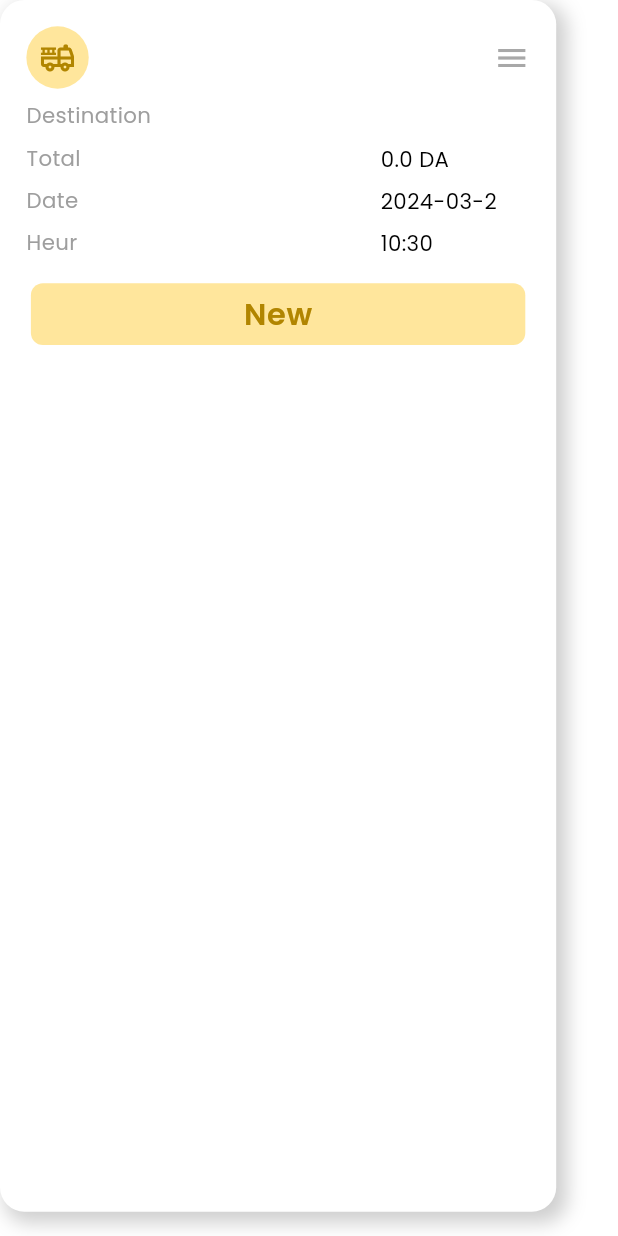
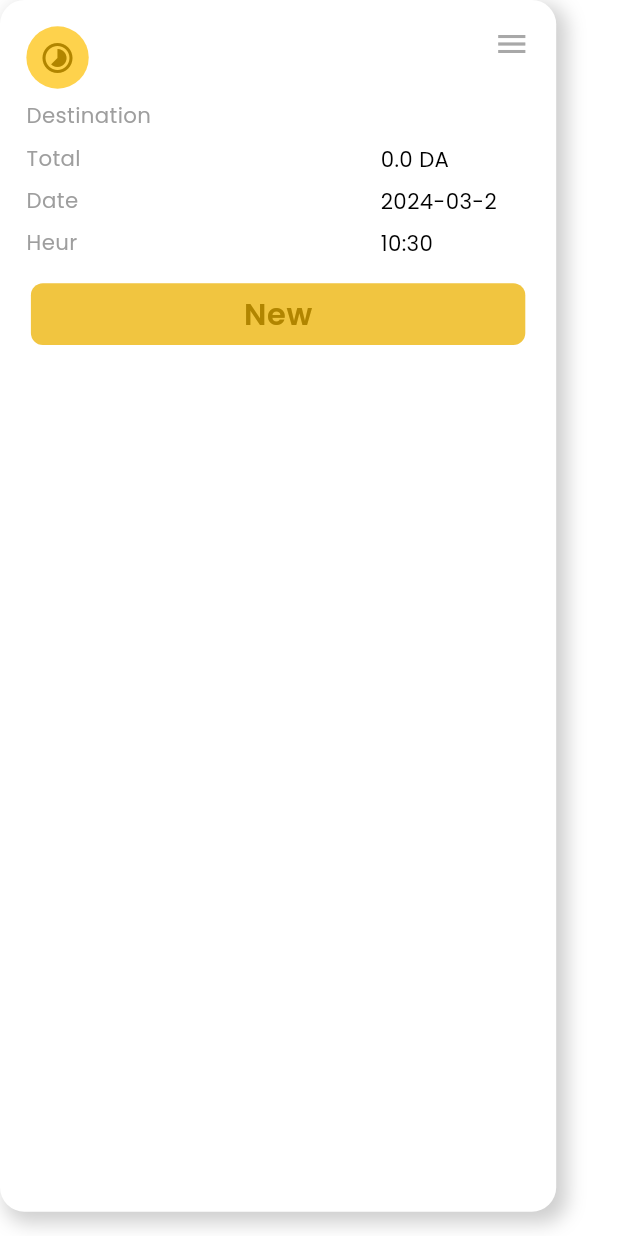
Before and after one commit to azzouzin/optischop, a Flutter app: the CommandeCard widget shown alone on an empty page, opened directly with empty values, on a phone screen of 412 x 824 dp. Run offline on Flutter 3.47's test engine with Material 3 defaults, Android fonts, the phone set to English and light mode, and no system bars; our stand-ins replace carousel_slider, cloud_firestore, dio, firebase_auth, firebase_core, firebase_storage and 11 more; missing offline and left inert: ticket_widget; accounts and stored records are empty; generated files the repository leaves out were written again; project files that could hold a hidden picture were left out.

Commit message:
Add Command

```diff
--- a/lib/app/components/product_item.dart
+++ b/lib/app/components/product_item.dart
@@ -87,10 +87,7 @@ class ProductItem extends StatelessWidget {
                     ),
               ),
               //Spacer(),
-              Column(
-                children: [
-                  Text(product.category ?? "",
-                          style: theme.textTheme.bodyMedium)
+              Text(product.type ?? "", style: theme.textTheme.bodyMedium)
                   .animate()
                   .fade()
                   .slideY(
@@ -98,6 +95,15 @@ class ProductItem extends StatelessWidget {
                     begin: 1,
                     curve: Curves.easeInSine,
                   ),
+            ],
+          ),
+          5.verticalSpace,
+          Row(
+            mainAxisAlignment: MainAxisAlignment.spaceBetween,
+            children: [
+              product.promoPrice != null
+                  ? promoPrice(theme)
+                  : normalPrice(theme),
               Text(product.unit ?? "", style: theme.textTheme.bodyMedium)
                   .animate()
                   .fade()
@@ -108,10 +114,6 @@ class ProductItem extends StatelessWidget {
                   ),
             ],
           ),
-            ],
-          ),
-          5.verticalSpace,
-          product.promoPrice != null ? promoPrice(theme) : normalPrice(theme),
         ],
       ),
     );
--- a/lib/app/data/models/command_model.dart
+++ b/lib/app/data/models/command_model.dart
@@ -78,10 +78,10 @@ class CommandModel {
         return "Validated";
       case Status.Shipped:
         return "Shipped";
-      case Status.Shipped:
+      case Status.Deliverd:
         return "Deliverd";
-      case Status.Shipped:
-        return "Shipped";
+      case Status.Canceled:
+        return "Canceled";
       default:
         return "New";
     }
--- a/lib/app/modules/commandeView/commandeview_view.dart
+++ b/lib/app/modules/commandeView/commandeview_view.dart
@@ -8,6 +8,7 @@ import 'package:getx_skeleton/app/modules/home/controllers/home_controller.dart'
 
 import '../../components/screen_title.dart';
 import 'commandeview_controller.dart';
+import 'widget/commande_card.dart';
 
 class CommandeView extends StatelessWidget {
   CommandeView({super.key});
@@ -40,172 +41,6 @@ class CommandeView extends StatelessWidget {
             )));
   }
 }
-
-class CommandeCard extends StatelessWidget {
-  CommandModel commandModel;
-  HomeController homeController = Get.put(HomeController());
-  CommandeCard({
-    Key? key,
-    required this.commandModel,
-  }) : super(key: key);
-
-  String getTitle() {
-    String title = "";
-    for (var element in commandModel.products) {
-      title =
-          "$title ${homeController.products.where((e) => element.id == e.id).isEmpty ? 'Empty' : homeController.products.where((e) => element.id == e.id).first.name!}";
-    }
-    return title;
-  }
-
-  @override
-  Widget build(BuildContext context) {
-    return Container(
-      margin: EdgeInsets.only(bottom: 16.h),
-      padding: EdgeInsets.all(16.w),
-      decoration: BoxDecoration(
-        color: Colors.white,
-        borderRadius: BorderRadius.circular(16.r),
-        boxShadow: [
-          BoxShadow(
-            color: Colors.grey.withOpacity(0.5),
-            offset: const Offset(5.0, 5.0),
-            blurRadius: 10.0,
-            spreadRadius: 2.0,
-            // Optional: controls how much the shadow spreads
-          ),
-        ],
-      ),
-      width: Get.width * 0.9,
-      child: Column(
-        children: [
-          Row(
-            children: [
-              Container(
-                  padding: EdgeInsets.all(8.w),
-                  decoration: BoxDecoration(
-                    shape: BoxShape.circle,
-                    color: Colors.amber.withOpacity(0.4),
-                  ),
-                  child: const Icon(
-                    Icons.fire_truck_outlined,
-                    color: const Color.fromARGB(255, 177, 133, 0),
-                  )),
-              20.horizontalSpace,
-              Expanded(
-                child: Text(
-                  getTitle(),
-                  softWrap: true,
-                  style: Get.textTheme.bodyMedium!
-                      .copyWith(fontWeight: FontWeight.bold),
-                ),
-              ),
-              const Spacer(),
-              const Icon(Icons.menu_sharp),
-            ],
-          ),
-          8.verticalSpace,
-          ticketDetailsWidget(
-            "Destination",
-            commandModel.deliveryAddress ?? "",
-            "Total",
-            "${commandModel.prixTotal}" + " DA",
-            "Date",
-            commandModel.dateTime.toString().substring(0, 9),
-            "Heur",
-            commandModel.dateTime.toString().substring(11, 16),
-          ),
-          16.verticalSpace,
-          Container(
-            width: Get.width * 0.8,
-            height: Get.height * 0.05,
-            decoration: BoxDecoration(
-              color: Colors.amber.withOpacity(0.4),
-              borderRadius: BorderRadius.circular(8),
-            ),
-            child: Center(
-              child: Text(
-                commandModel.getStatus(),
-                style: Get.textTheme.bodyLarge!.copyWith(
-                  color: const Color.fromARGB(255, 177, 133, 0),
-                ),
-              ),
-            ),
-          ),
-        ],
-      ),
-    );
-  }
-
-  Widget ticketDetailsWidget(
-    String firstTitle,
-    String firstDesc,
-    String secondTitle,
-    String secondDesc,
-    String thirdTitle,
-    String thirdDesc,
-    String fourthTitle,
-    String fourthDesc,
-  ) {
-    return Padding(
-      padding: EdgeInsets.only(right: 20.w),
-      child: Row(
-        mainAxisAlignment: MainAxisAlignment.spaceBetween,
-        crossAxisAlignment: CrossAxisAlignment.start,
-        children: [
-          Column(
-            crossAxisAlignment: CrossAxisAlignment.start,
-            children: [
-              Text(
-                firstTitle,
-                style: const TextStyle(color: Colors.grey),
-              ),
-              8.verticalSpace,
-              Text(
-                secondTitle,
-                style: const TextStyle(color: Colors.grey),
-              ),
-              8.verticalSpace,
-              Text(
-                thirdTitle,
-                style: const TextStyle(color: Colors.grey),
-              ),
-              8.verticalSpace,
-              Text(
-                fourthTitle,
-                style: const TextStyle(color: Colors.grey),
-              )
-            ],
-          ),
-          Column(
-            crossAxisAlignment: CrossAxisAlignment.start,
-            children: <Widget>[
-              Text(
-                firstDesc,
-                style: const TextStyle(color: Colors.black),
-              ),
-              8.verticalSpace,
-              Text(
-                secondDesc,
-                style: const TextStyle(color: Colors.black),
-              ),
-              8.verticalSpace,
-              Text(
-                thirdDesc,
-                style: const TextStyle(color: Colors.black),
-              ),
-              8.verticalSpace,
-              Text(
-                fourthDesc,
-                style: const TextStyle(color: Colors.black),
-              )
-            ],
-          ),
-        ],
-      ),
-    );
-  }
-}
 /*  ...commandeViewController.commandesList
                 .map((e) => Text(e.status))
                 .toList()*/
--- /dev/null
+++ b/lib/app/modules/commandeView/widget/commande_card.dart
@@ -0,0 +1,214 @@
+import 'package:flutter/material.dart';
+import 'package:flutter_screenutil/flutter_screenutil.dart';
+import 'package:get/get.dart';
+import 'package:tinycolor2/tinycolor2.dart';
+
+import '../../../data/models/command_model.dart';
+import '../../home/controllers/home_controller.dart';
+
+class CommandeCard extends StatelessWidget {
+  CommandModel commandModel;
+  HomeController homeController = Get.put(HomeController());
+  CommandeCard({
+    Key? key,
+    required this.commandModel,
+  }) : super(key: key);
+
+  String getTitle() {
+    String title = "";
+    for (var element in commandModel.products) {
+      title =
+          "$title ${homeController.products.where((e) => element.id == e.id).isEmpty ? 'Empty' : homeController.products.where((e) => element.id == e.id).first.name!}";
+    }
+    return title;
+  }
+
+  @override
+  Widget build(BuildContext context) {
+    // commandModel.status = Status.Deliverd;
+    return Container(
+      margin: EdgeInsets.only(bottom: 16.h),
+      padding: EdgeInsets.all(16.w),
+      decoration: BoxDecoration(
+        color: Colors.white,
+        borderRadius: BorderRadius.circular(16.r),
+        boxShadow: [
+          BoxShadow(
+            color: Colors.grey.withOpacity(0.5),
+            offset: const Offset(5.0, 5.0),
+            blurRadius: 10.0,
+            spreadRadius: 2.0,
+            // Optional: controls how much the shadow spreads
+          ),
+        ],
+      ),
+      width: Get.width * 0.9,
+      child: Column(
+        children: [
+          Row(
+            crossAxisAlignment: CrossAxisAlignment.start,
+            children: [
+              getIcon(commandModel.status),
+              20.horizontalSpace,
+              Expanded(
+                child: Text(
+                  getTitle(),
+                  softWrap: true,
+                  style: Get.textTheme.bodyMedium!
+                      .copyWith(fontWeight: FontWeight.bold),
+                ),
+              ),
+              const Spacer(),
+              const Icon(Icons.menu_sharp),
+            ],
+          ),
+          8.verticalSpace,
+          ticketDetailsWidget(
+            "Destination",
+            commandModel.deliveryAddress ?? "",
+            "Total",
+            "${commandModel.prixTotal}" + " DA",
+            "Date",
+            commandModel.dateTime.toString().substring(0, 9),
+            "Heur",
+            commandModel.dateTime.toString().substring(11, 16),
+          ),
+          16.verticalSpace,
+          Container(
+            width: Get.width * 0.8,
+            height: Get.height * 0.05,
+            decoration: BoxDecoration(
+              color: TinyColor.fromColor(getColor(commandModel.status))
+                  .brighten(25)
+                  .color,
+              borderRadius: BorderRadius.circular(8),
+            ),
+            child: Center(
+              child: Text(
+                commandModel.getStatus(),
+                style: Get.textTheme.bodyLarge!.copyWith(
+                  color: getColor(commandModel.status),
+                ),
+              ),
+            ),
+          ),
+        ],
+      ),
+    );
+  }
+
+  Widget getIcon(Status status) {
+    return Container(
+      padding: EdgeInsets.all(8.w),
+      decoration: BoxDecoration(
+        shape: BoxShape.circle,
+        color: TinyColor(getColor(status)).brighten(30).color,
+      ),
+      child: Icon(
+        getIconData(status),
+        color: getColor(status),
+      ),
+    );
+  }
+
+  Color getColor(Status status) {
+    switch (status) {
+      case Status.New:
+        return Color.fromARGB(255, 177, 133, 0);
+      case Status.Validated:
+        return Colors.blue;
+      case Status.Shipped:
+        return Color.fromARGB(255, 192, 86, 15);
+      case Status.Deliverd:
+        return Colors.green;
+
+      default:
+        return Color.fromARGB(255, 177, 133, 0);
+    }
+  }
+
+  IconData getIconData(Status status) {
+    switch (status) {
+      case Status.New:
+        return Icons.timelapse;
+      case Status.Validated:
+        return Icons.done;
+      case Status.Shipped:
+        return Icons.fire_truck_outlined;
+      case Status.Deliverd:
+        return Icons.done_all_outlined;
+
+      default:
+        return Icons.timelapse;
+    }
+  }
+
+  Widget ticketDetailsWidget(
+    String firstTitle,
+    String firstDesc,
+    String secondTitle,
+    String secondDesc,
+    String thirdTitle,
+    String thirdDesc,
+    String fourthTitle,
+    String fourthDesc,
+  ) {
+    return Padding(
+      padding: EdgeInsets.only(right: 20.w),
+      child: Row(
+        mainAxisAlignment: MainAxisAlignment.spaceBetween,
+        crossAxisAlignment: CrossAxisAlignment.start,
+        children: [
+          Column(
+            crossAxisAlignment: CrossAxisAlignment.start,
+            children: [
+              Text(
+                firstTitle,
+                style: const TextStyle(color: Colors.grey),
+              ),
+              8.verticalSpace,
+              Text(
+                secondTitle,
+                style: const TextStyle(color: Colors.grey),
+              ),
+              8.verticalSpace,
+              Text(
+                thirdTitle,
+                style: const TextStyle(color: Colors.grey),
+              ),
+              8.verticalSpace,
+              Text(
+                fourthTitle,
+                style: const TextStyle(color: Colors.grey),
+              )
+            ],
+          ),
+          Column(
+            crossAxisAlignment: CrossAxisAlignment.start,
+            children: <Widget>[
+              Text(
+                firstDesc,
+                style: const TextStyle(color: Colors.black),
+              ),
+              8.verticalSpace,
+              Text(
+                secondDesc,
+                style: const TextStyle(color: Colors.black),
+              ),
+              8.verticalSpace,
+              Text(
+                thirdDesc,
+                style: const TextStyle(color: Colors.black),
+              ),
+              8.verticalSpace,
+              Text(
+                fourthDesc,
+                style: const TextStyle(color: Colors.black),
+              )
+            ],
+          ),
+        ],
+      ),
+    );
+  }
+}
--- a/lib/app/modules/home/controllers/home_controller.dart
+++ b/lib/app/modules/home/controllers/home_controller.dart
@@ -20,22 +20,15 @@ class HomeController extends GetxController {
     super.onInit();
   }
 
+  late ProductModel product;
   void getProducts() async {
     //products = DummyHelper.products;
-    var productsData =
+    final productsData =
         await _fireStorDB.getListDocuments(Constants.productsCollection, null);
     for (var element in productsData) {
-      var product = ProductModel.fromMap(element);
-      product.category = _splashController.categoriesList.where((element) {
-        // print("${element.id}" "===" "${product.category}");
-        return element.id == product.category;
-      }).isEmpty
-          ? "No Category"
-          : _splashController.categoriesList
-              .where((element) => element.id == product.category)
-              .first
-              .name;
-      print(product.category);
+      product = ProductModel.fromMap(element);
+      parseData();
+
       products.add(product);
     }
     isLoading = false;
@@ -46,4 +39,35 @@ class HomeController extends GetxController {
     selctedCategory = categoryModel;
     update();
   }
+
+  void parseData() {
+    product.category = _splashController.categoriesList.where((element) {
+      // print("${element.id}" "===" "${product.category}");
+      return element.id == product.category;
+    }).isEmpty
+        ? "No Category"
+        : _splashController.categoriesList
+            .where((element) => element.id == product.category)
+            .first
+            .name;
+
+    product.unit = _splashController.unitsList.where((element) {
+      // print("${element.id}" "===" "${product.category}");
+      return element.id == product.unit;
+    }).isEmpty
+        ? "No Unit"
+        : _splashController.unitsList
+            .where((element) => element.id == product.unit)
+            .first
+            .name;
+    product.type = _splashController.typesList.where((element) {
+      // print("${element.id}" "===" "${product.category}");
+      return element.id == product.type;
+    }).isEmpty
+        ? "No Unit"
+        : _splashController.typesList
+            .where((element) => element.id == product.type)
+            .first
+            .name;
+  }
 }
--- a/pubspec.yaml
+++ b/pubspec.yaml
@@ -40,6 +40,7 @@ dependencies:
   ticket_widget: ^1.0.2
   icons_plus: ^2.0.1
   loading_animation_widget: ^1.2.1
+  tinycolor2: ^3.0.1
 
 dev_dependencies:
   mockito:
```
Also changed, not shown: pubspec.lock. Lines whose indentation alone changed are shown as unchanged.
